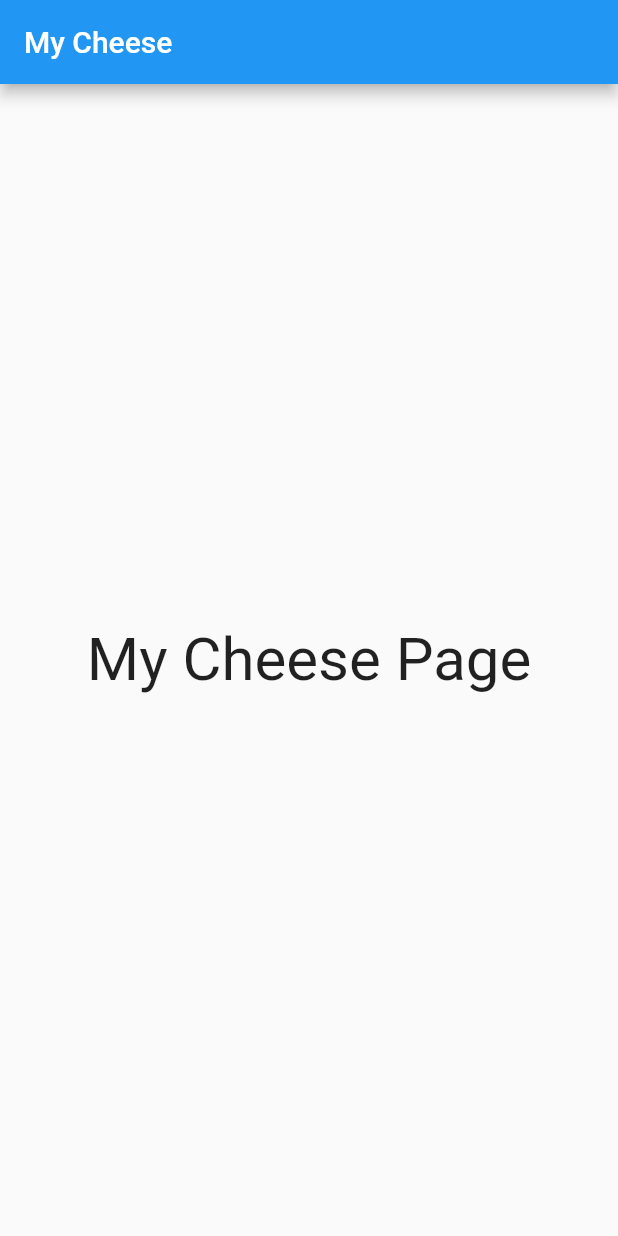
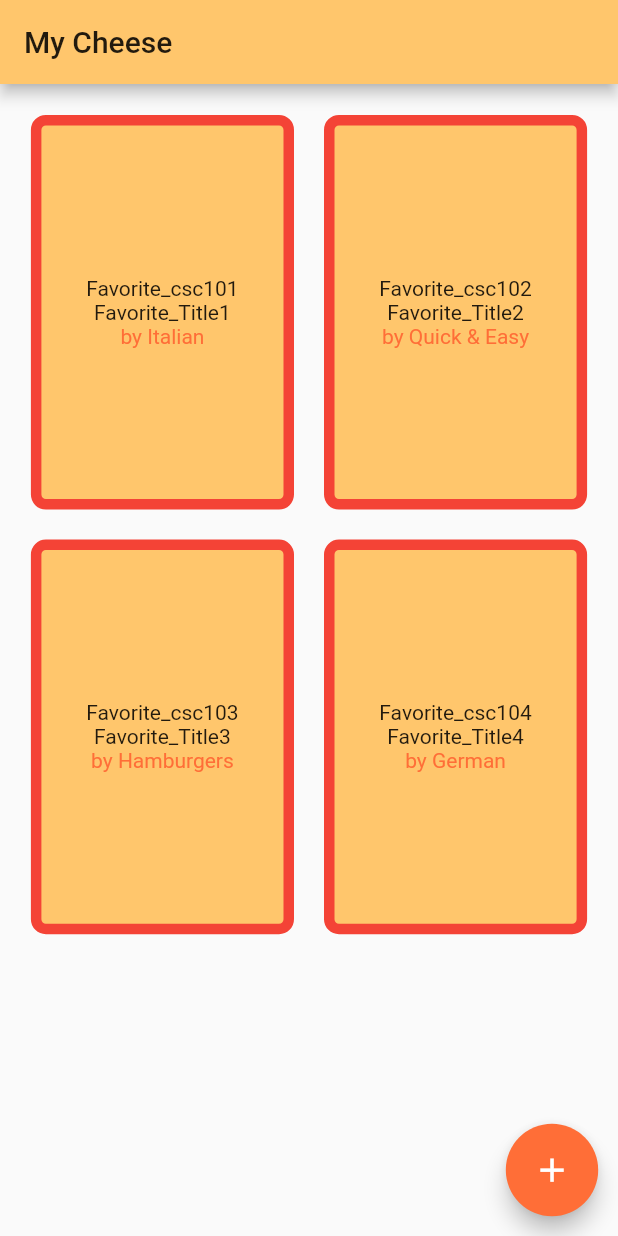
Before and after one commit to NungWinPP/project_cheese, a Flutter app: the MyCheese screen opened directly, on a phone screen of 412 x 824 dp. Run offline on Flutter 3.47's test engine with Material 2 defaults, Android fonts, the phone set to English and light mode, and no system bars; our stand-ins replace cloud_firestore, firebase_core, firebase_storage, image_picker, transparent_image; missing offline and left inert: flappy_search_bar; accounts and stored records are empty.

Commit message:
[ADD]:my cheese page

```diff
--- /dev/null
+++ b/lib/dummy_fav.dart
@@ -0,0 +1,29 @@
+import 'models/category.dart';
+
+const DUMMY_CATEGORIES = const [
+  Category(
+    id: 'Favorite_csc101',
+    title: 'Favorite_Title1',
+    author: 'Italian',
+  ),
+  Category(
+    id: 'Favorite_csc102',
+    title: 'Favorite_Title2',
+    author: 'Quick & Easy',
+  ),
+  Category(
+    id: 'Favorite_csc103',
+    title: 'Favorite_Title3',
+    author: 'Hamburgers',
+  ),
+  Category(
+    id: 'Favorite_csc104',
+    title: 'Favorite_Title4',
+    author: 'German',
+  ),
+  Category(
+    id: 'Favorite_csc105',
+    title: 'Favorite_Title5',
+    author: 'Light & Lovely',
+  ),
+];
--- /dev/null
+++ b/lib/dummy_mycheese.dart
@@ -0,0 +1,24 @@
+import 'models/category.dart';
+
+const DUMMY_CATEGORIES = const [
+  Category(
+    id: 'Favorite_csc101',
+    title: 'Favorite_Title1',
+    author: 'Italian',
+  ),
+  Category(
+    id: 'Favorite_csc102',
+    title: 'Favorite_Title2',
+    author: 'Quick & Easy',
+  ),
+  Category(
+    id: 'Favorite_csc103',
+    title: 'Favorite_Title3',
+    author: 'Hamburgers',
+  ),
+  Category(
+    id: 'Favorite_csc104',
+    title: 'Favorite_Title4',
+    author: 'German',
+  ),
+];
--- a/lib/page/myCheese.dart
+++ b/lib/page/myCheese.dart
@@ -1,4 +1,8 @@
+import 'package:csc234_project_cheese/dummy_mycheese.dart';
 import 'package:flutter/material.dart';
+import 'package:csc234_project_cheese/cheese_item.dart';
+import 'package:csc234_project_cheese/add_image.dart';
+import '../mycheese_add.dart';
 
 class MyCheese extends StatefulWidget {
   @override
@@ -12,12 +16,33 @@ class _MyCheeseState extends State<MyCheese> {
       appBar: AppBar(
         title: Text("My Cheese"),
       ),
-      body: Center(
-        child: Text(
-          "My Cheese Page",
-          style: TextStyle(fontSize: 40),
-        ),
+      body: GridView(
+        padding: EdgeInsets.all(MediaQuery.of(context).size.width * 0.05),
+        children: DUMMY_CATEGORIES
+            .map((catData) =>
+                CategoryItem(catData.id, catData.title, catData.author))
+            .toList(),
+        gridDelegate: SliverGridDelegateWithMaxCrossAxisExtent(
+            maxCrossAxisExtent: 200,
+            childAspectRatio: 1 / 1.5,
+            crossAxisSpacing: 20,
+            mainAxisSpacing: 20),
       ),
+      floatingActionButton: Transform.scale(
+          scale: 1.1,
+          child: FloatingActionButton(
+            backgroundColor: Color(0xFFFF6E37),
+            child: Icon(
+              Icons.add,
+              color: Colors.white,
+            ),
+            onPressed: () {
+              Navigator.push(
+                context,
+                MaterialPageRoute(builder: (context) => MyCheeseAdd()),
+              );
+            },
+          )),
     );
   }
 }
--- a/pubspec.yaml
+++ b/pubspec.yaml
@@ -32,6 +32,7 @@ dependencies:
   firebase_storage: ^8.0.4
   transparent_image: ^2.0.0
   cloud_firestore: ^1.0.6
+  flappy_search_bar: 1.4.1
 
 dev_dependencies:
   flutter_test:
```
Also changed, not shown: lib/home.dart (+12 -6 lines), lib/main.dart (+18 -1 lines), lib/mycheese_add.dart (added, +86 -0 lines), lib/page/myFavorite.dart (+13 -5 lines), lib/page/search.dart (+30 -9 lines), pubspec.lock, 14 other files.
